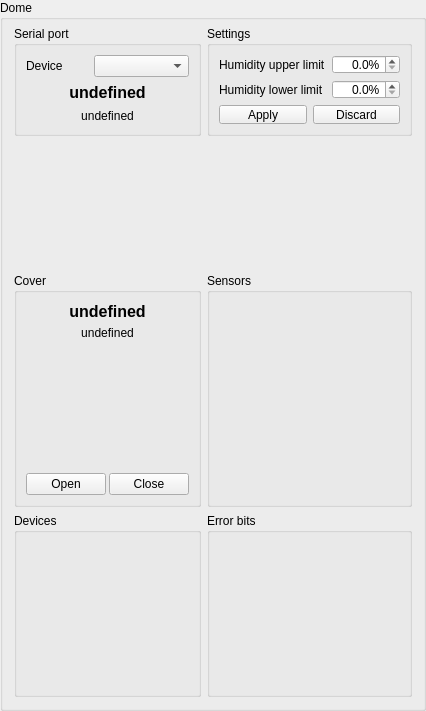
Qt form widgets/qdome.ui (AMOS-uniba/amos-client) before a commit.
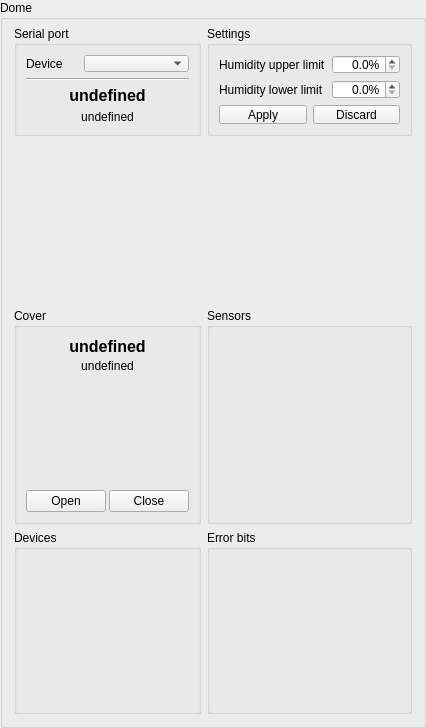
The same form after that commit. Custom widgets are drawn as their Qt base class.

The edit to the form file:
```diff
--- a/widgets/qdome.ui
+++ b/widgets/qdome.ui
@@ -7,7 +7,7 @@
     <x>0</x>
     <y>0</y>
     <width>383</width>
-    <height>701</height>
+    <height>712</height>
    </rect>
   </property>
   <property name="windowTitle">
@@ -89,7 +89,7 @@
      <property name="minimumSize">
       <size>
        <width>0</width>
-       <height>125</height>
+       <height>160</height>
       </size>
      </property>
      <property name="maximumSize">
@@ -385,7 +385,7 @@
      <property name="minimumSize">
       <size>
        <width>0</width>
-       <height>234</height>
+       <height>200</height>
       </size>
      </property>
      <property name="title">
@@ -406,7 +406,7 @@
         <property name="minimumSize">
          <size>
           <width>0</width>
-          <height>20</height>
+          <height>16</height>
          </size>
         </property>
        </widget>
@@ -416,7 +416,7 @@
         <property name="minimumSize">
          <size>
           <width>0</width>
-          <height>20</height>
+          <height>16</height>
          </size>
         </property>
        </widget>
@@ -426,7 +426,7 @@
         <property name="minimumSize">
          <size>
           <width>0</width>
-          <height>20</height>
+          <height>16</height>
          </size>
         </property>
        </widget>
@@ -436,7 +436,7 @@
         <property name="minimumSize">
          <size>
           <width>0</width>
-          <height>20</height>
+          <height>16</height>
          </size>
         </property>
        </widget>
@@ -446,7 +446,7 @@
         <property name="minimumSize">
          <size>
           <width>0</width>
-          <height>20</height>
+          <height>16</height>
          </size>
         </property>
        </widget>
@@ -456,7 +456,7 @@
         <property name="minimumSize">
          <size>
           <width>0</width>
-          <height>20</height>
+          <height>16</height>
          </size>
         </property>
        </widget>
@@ -466,7 +466,7 @@
         <property name="minimumSize">
          <size>
           <width>0</width>
-          <height>20</height>
+          <height>16</height>
          </size>
         </property>
        </widget>
@@ -476,7 +476,7 @@
         <property name="minimumSize">
          <size>
           <width>0</width>
-          <height>20</height>
+          <height>16</height>
          </size>
         </property>
        </widget>
@@ -502,15 +502,14 @@
       <string>Serial port</string>
      </property>
      <layout class="QGridLayout" name="gridLayout">
-      <item row="0" column="0">
-       <widget class="QLabel" name="lx_serial_port_device">
-        <property name="text">
-         <string>Device</string>
-        </property>
-       </widget>
-      </item>
       <item row="0" column="1">
        <widget class="QComboBox" name="co_serial_ports">
+        <property name="sizePolicy">
+         <sizepolicy hsizetype="Preferred" vsizetype="Fixed">
+          <horstretch>2</horstretch>
+          <verstretch>0</verstretch>
+         </sizepolicy>
+        </property>
         <property name="contextMenuPolicy">
          <enum>Qt::PreventContextMenu</enum>
         </property>
@@ -519,25 +518,25 @@
         </property>
        </widget>
       </item>
-      <item row="1" column="0" colspan="2">
-       <widget class="QLabel" name="lb_serial_port_state">
-        <property name="font">
-         <font>
-          <pointsize>12</pointsize>
-          <weight>75</weight>
-          <bold>true</bold>
-          <kerning>true</kerning>
-         </font>
-        </property>
-        <property name="text">
-         <string>undefined</string>
-        </property>
-        <property name="alignment">
-         <set>Qt::AlignCenter</set>
-        </property>
-       </widget>
-      </item>
       <item row="2" column="0" colspan="2">
+       <widget class="QLabel" name="lb_serial_port_state">
+        <property name="font">
+         <font>
+          <pointsize>12</pointsize>
+          <weight>75</weight>
+          <bold>true</bold>
+          <kerning>true</kerning>
+         </font>
+        </property>
+        <property name="text">
+         <string>undefined</string>
+        </property>
+        <property name="alignment">
+         <set>Qt::AlignCenter</set>
+        </property>
+       </widget>
+      </item>
+      <item row="3" column="0" colspan="2">
        <widget class="QLabel" name="lb_serial_data_state">
         <property name="text">
          <string>undefined</string>
@@ -547,6 +546,26 @@
         </property>
        </widget>
       </item>
+      <item row="0" column="0">
+       <widget class="QLabel" name="lx_serial_port_device">
+        <property name="sizePolicy">
+         <sizepolicy hsizetype="Preferred" vsizetype="Preferred">
+          <horstretch>1</horstretch>
+          <verstretch>0</verstretch>
+         </sizepolicy>
+        </property>
+        <property name="text">
+         <string>Device</string>
+        </property>
+       </widget>
+      </item>
+      <item row="1" column="0" colspan="2">
+       <widget class="Line" name="line">
+        <property name="orientation">
+         <enum>Qt::Horizontal</enum>
+        </property>
+       </widget>
+      </item>
      </layout>
     </widget>
    </item>
```
